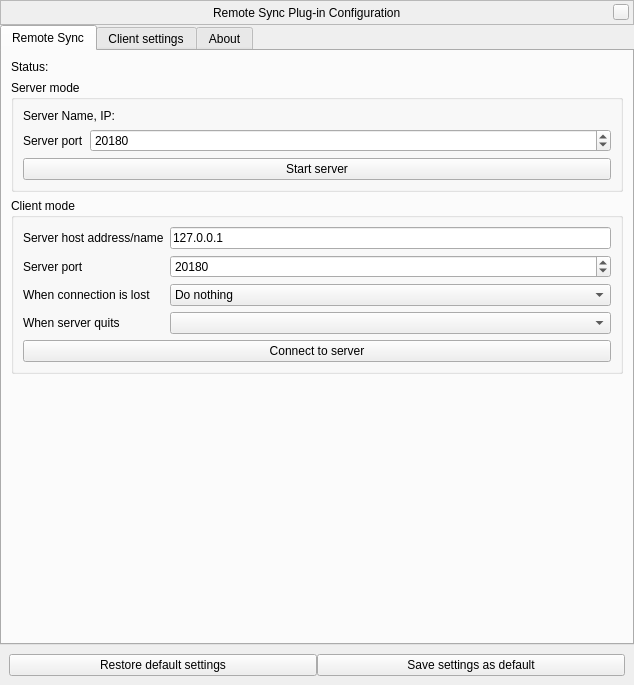
The window that plugins/RemoteSync/src/gui/remoteSyncDialog.ui (519984307/stellarium_src) describes before a commit, drawn with Qt 5.
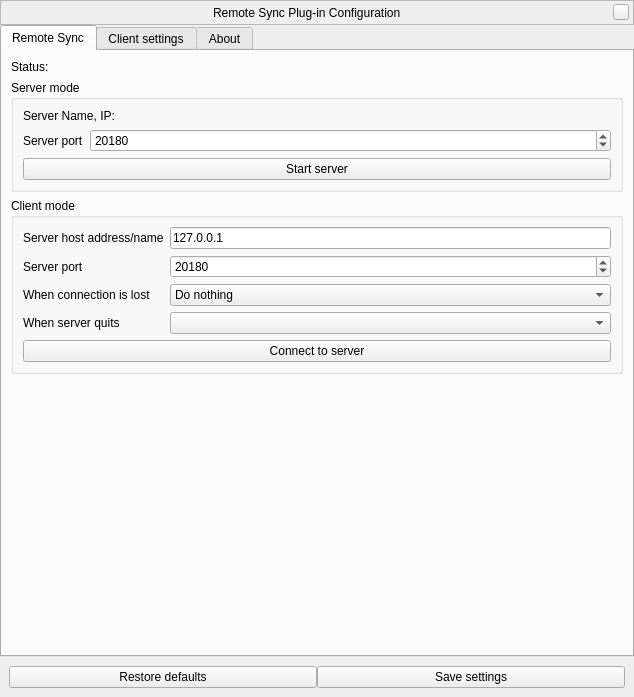
The same window after the commit. Custom widgets are drawn as their Qt base class.

The edit to the form file:
```diff
--- a/plugins/RemoteSync/src/gui/remoteSyncDialog.ui
+++ b/plugins/RemoteSync/src/gui/remoteSyncDialog.ui
@@ -7,7 +7,7 @@
     <x>0</x>
     <y>0</y>
     <width>634</width>
-    <height>685</height>
+    <height>697</height>
    </rect>
   </property>
   <property name="windowTitle">
@@ -579,7 +579,7 @@
         </sizepolicy>
        </property>
        <property name="text">
-        <string>Restore default settings</string>
+        <string>Restore defaults</string>
        </property>
       </widget>
      </item>
@@ -592,7 +592,7 @@
         </sizepolicy>
        </property>
        <property name="text">
-        <string>Save settings as default</string>
+        <string>Save settings</string>
        </property>
       </widget>
      </item>
```
